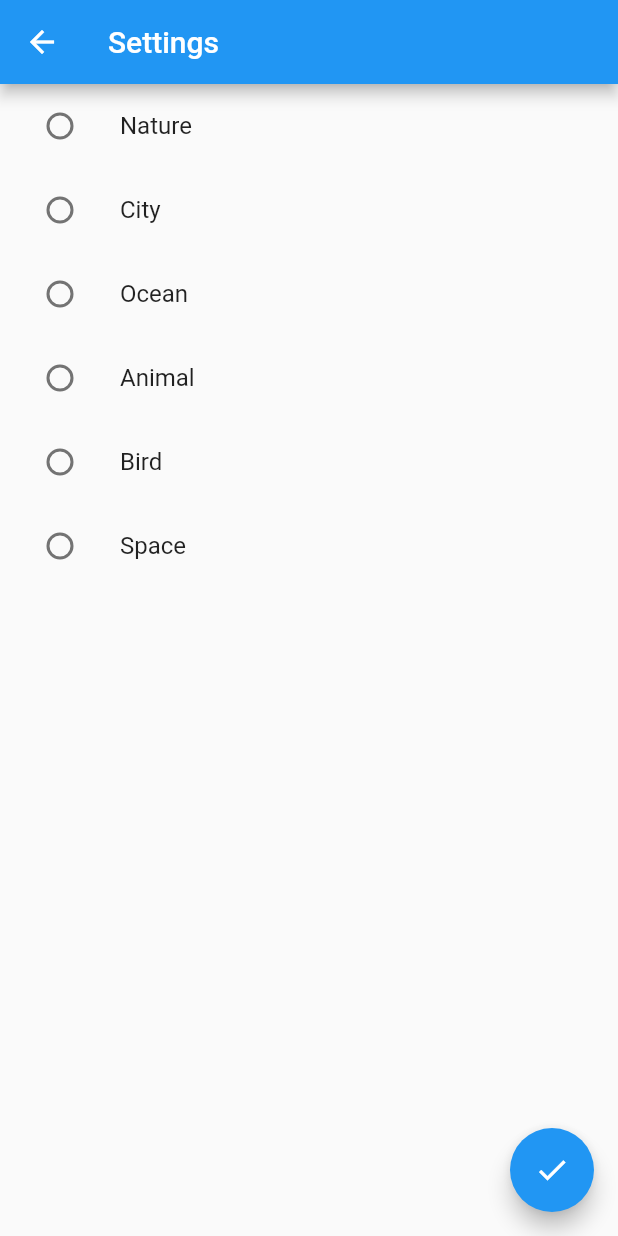
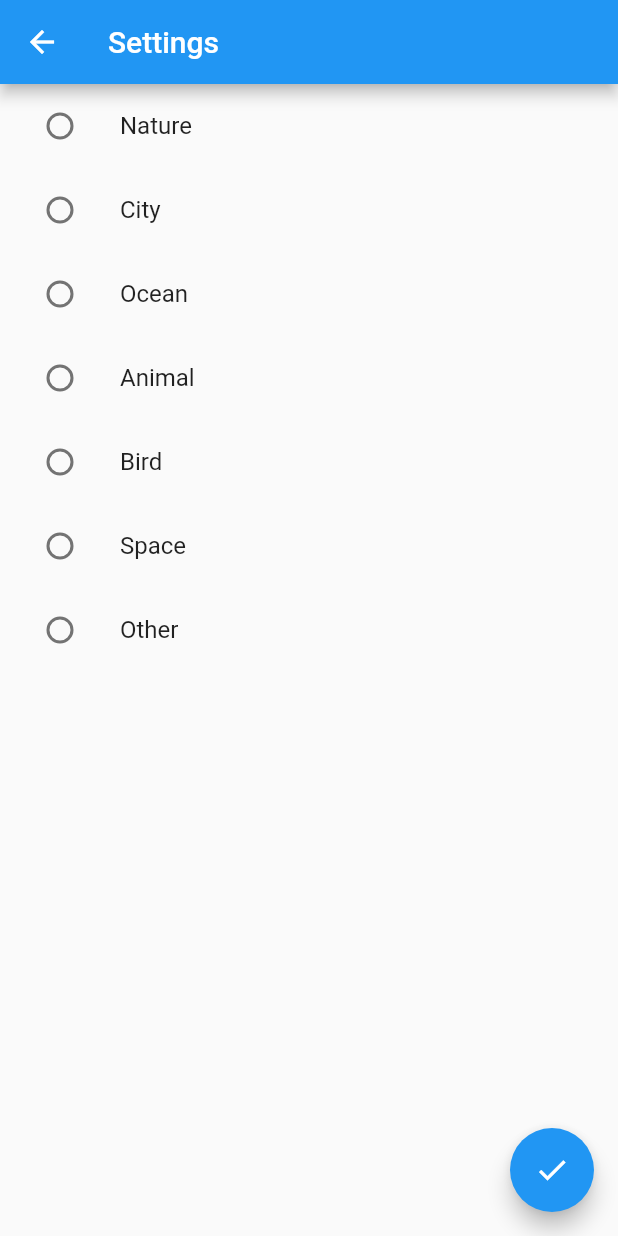
Before and after one commit to GenoGenadiiCide/TreintPuzzle, a Flutter app: the screen it shows after launch, after a tap on "Settings", on a phone screen of 412 x 824 dp. Run offline on Flutter 3.47's test engine with Material 2 defaults, Android fonts, the light colour scheme and no system bars; our stand-ins replace shared_preferences.

Commit message:
upd 0011

```diff
--- a/lib/menu.dart
+++ b/lib/menu.dart
@@ -6,9 +6,6 @@ class MenuScreen extends StatelessWidget {
   @override
   Widget build(BuildContext context) {
     return Scaffold(
-      appBar: AppBar(
-        title: Text('Menu'),
-      ),
       body: Center(
         child: Column(
           mainAxisAlignment: MainAxisAlignment.center,
--- a/lib/settings.dart
+++ b/lib/settings.dart
@@ -1,6 +1,6 @@
 import 'package:flutter/material.dart';
-import 'api.dart';
 import 'package:shared_preferences/shared_preferences.dart';
+import 'package:flutter/services.dart';
 
 class SettingsPage extends StatefulWidget {
   @override
@@ -9,7 +9,18 @@ class SettingsPage extends StatefulWidget {
 
 class _SettingsPageState extends State<SettingsPage> {
   String selectedCategory = 'nature';
-  final categories = ['Nature', 'City', 'Ocean', 'Animal', 'Bird', 'Space'];
+  final categories = [
+    'Nature',
+    'City',
+    'Ocean',
+    'Animal',
+    'Bird',
+    'Space',
+    'Other'
+  ];
+  final TextEditingController _customCategoryController =
+      TextEditingController();
+  bool _isOtherSelected = false;
 
   Future<void> _saveSelectedCategory(String category) async {
     final prefs = await SharedPreferences.getInstance();
@@ -17,12 +28,19 @@ class _SettingsPageState extends State<SettingsPage> {
   }
 
   @override
+  void dispose() {
+    _customCategoryController.dispose();
+    super.dispose();
+  }
+
+  @override
   Widget build(BuildContext context) {
     return Scaffold(
       appBar: AppBar(title: Text('Settings')),
       body: ListView.builder(
-        itemCount: categories.length,
+        itemCount: categories.length + (_isOtherSelected ? 1 : 0),
         itemBuilder: (context, index) {
+          if (index < categories.length) {
             return ListTile(
               title: Text(categories[index]),
               leading: Radio(
@@ -31,15 +49,35 @@ class _SettingsPageState extends State<SettingsPage> {
                 onChanged: (value) {
                   setState(() {
                     selectedCategory = value!;
+                    _isOtherSelected = selectedCategory == 'Other';
                   });
                 },
               ),
             );
+          } else {
+            return Padding(
+              padding: const EdgeInsets.symmetric(horizontal: 16.0),
+              child: TextField(
+                controller: _customCategoryController,
+                decoration: InputDecoration(
+                  hintText: 'Forest',
+                ),
+                inputFormatters: [
+                  FilteringTextInputFormatter.allow(
+                      RegExp(r'^[a-zA-Z]{0,12}$')),
+                ],
+              ),
+            );
+          }
         },
       ),
       floatingActionButton: FloatingActionButton(
         onPressed: () async {
+          if (_isOtherSelected && _customCategoryController.text.isNotEmpty) {
+            await _saveSelectedCategory(_customCategoryController.text);
+          } else {
             await _saveSelectedCategory(selectedCategory);
+          }
           Navigator.pop(context);
         },
         child: Icon(Icons.check),
```
Lines whose indentation alone changed are shown as unchanged.
